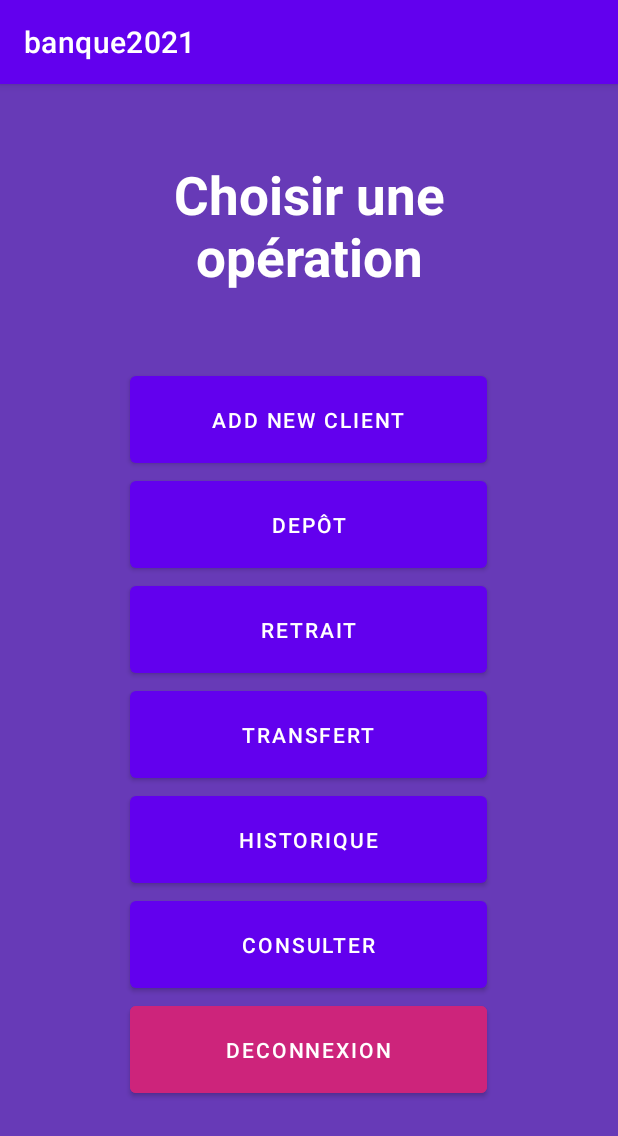
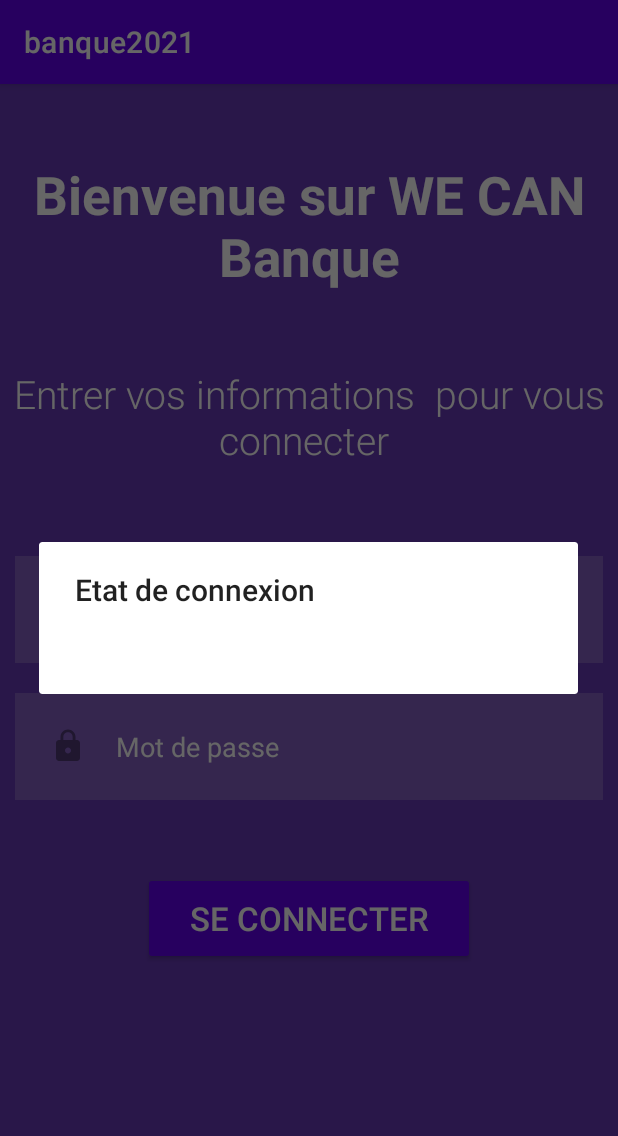
Before and after one commit to charlesTech8/banque2021, an Android app: the screen it shows after launch (Accueil before the commit, Connexion after it), after a tap on "SE CONNECTER", on a phone screen of 412 x 824 dp. Shown: the top 1136 px of the screen. Run offline under Robolectric (Android 15) with nearby library versions, the phone set to English and light mode, and no system bars.

Commit message:
connexion gestion

```diff
--- a/app/src/main/AndroidManifest.xml
+++ b/app/src/main/AndroidManifest.xml
@@ -1,6 +1,7 @@
 <?xml version="1.0" encoding="utf-8"?>
 <manifest xmlns:android="http://schemas.android.com/apk/res/android"
     package="com.charlesTech8">
+    <uses-permission android:name="android.permission.INTERNET" />
 
     <application
         android:allowBackup="true"
@@ -8,7 +9,8 @@
         android:label="@string/app_name"
         android:roundIcon="@mipmap/ic_launcher_round"
         android:supportsRtl="true"
-        android:theme="@style/Theme.Banque2021">
+        android:theme="@style/Theme.Banque2021"
+        android:usesCleartextTraffic="true">
         <activity
             android:name=".Client"
             android:exported="false" />
@@ -17,7 +19,6 @@
             android:exported="true">
             <intent-filter>
                 <action android:name="android.intent.action.MAIN" />
-
                 <category android:name="android.intent.category.LAUNCHER" />
             </intent-filter>
         </activity>
--- a/app/src/main/java/com/charlesTech8/Connexion.java
+++ b/app/src/main/java/com/charlesTech8/Connexion.java
@@ -1,21 +1,131 @@
 package com.charlesTech8;
 
+import androidx.appcompat.app.AlertDialog;
 import androidx.appcompat.app.AppCompatActivity;
 
+import android.content.Context;
 import android.content.Intent;
+import android.os.AsyncTask;
 import android.os.Bundle;
+import android.util.Log;
 import android.view.View;
+import android.widget.Button;
+import android.widget.EditText;
+
+import java.io.BufferedReader;
+import java.io.BufferedWriter;
+import java.io.IOException;
+import java.io.InputStream;
+import java.io.InputStreamReader;
+import java.io.ObjectOutputStream;
+import java.io.OutputStream;
+import java.io.OutputStreamWriter;
+import java.net.HttpURLConnection;
+import java.net.MalformedURLException;
+import java.net.URL;
+import java.net.URLEncoder;
 
 public class Connexion extends AppCompatActivity {
+
+    EditText _email, _pwd;
+    Button _btnConnexion;
 
     @Override
     protected void onCreate(Bundle savedInstanceState) {
         super.onCreate(savedInstanceState);
         setContentView(R.layout.activity_connexion);
+
+        _email = (EditText) findViewById(R.id.email);
+        _pwd = (EditText) findViewById(R.id.password);
+        _btnConnexion = (Button) findViewById(R.id.btnConnexion);
+        _btnConnexion.setOnClickListener(new View.OnClickListener() {
+            @Override
+            public void onClick(View view) {
+                String user = _email.getText().toString();
+                String passwd = _pwd.getText().toString();
+                bg background = new bg(Connexion.this);
+                background.execute(user,passwd);
+            }
+        });
     }
 
-    public void connexion(View view) {
-        Intent accueil = new Intent(this, Accueil.class);
-        startActivity(accueil);
+    private class bg extends AsyncTask <String,Void,String> {
+        AlertDialog dialog;
+        Context c;
+        public bg(Context context){
+            this.c = context;
+        }
+
+        @Override
+        protected void onPreExecute() {
+
+            dialog = new AlertDialog.Builder(c).create();
+            dialog.setTitle("Etat de connexion");
+        }
+
+
+
+        @Override
+        protected String doInBackground(String... strings) {
+            String result  ="";
+            String user = strings[0];
+            String pass = strings[1];
+            //pour savoir votre adresse ip: lancer la commande "ipconfig" avec le programme cmd
+            String connstr = "http://172.19.192.1/banque2021/login.php";
+            try {
+                URL url = new URL(connstr);
+                HttpURLConnection http = (HttpURLConnection) url.openConnection();
+                http.setRequestMethod("POST");
+                http.setDoInput(true);
+                http.setDoOutput(true);
+                OutputStream ops = http.getOutputStream();
+                BufferedWriter writer = new BufferedWriter(new OutputStreamWriter(ops,"UTF-8"));
+                String data = URLEncoder.encode("user","UTF-8") + "=" + URLEncoder.encode(user,"UTF-8") +
+                        "&&" + URLEncoder.encode("pass", "UTF-8")+ "=" + URLEncoder.encode(pass,"UTF-8");
+                writer.write(data);
+                writer.flush();
+                writer.close();
+                InputStream ips = http.getInputStream();
+                BufferedReader reader = new BufferedReader(new InputStreamReader(ips, "ISO-8859-1"));
+                String ligne ="";
+                while ((ligne = reader.readLine())!= null){
+                    result = result + ligne;
+                    // ou bien result += ligne;
+
+                }
+                reader.close();
+                ips.close();
+                http.disconnect();
+                return result;
+            } catch (MalformedURLException e) {
+                e.printStackTrace();
+            } catch (IOException e) {
+                e.printStackTrace();
+                Log.e("error",e.getMessage());
+            }
+
+            return result;
+        }
+
+        @Override
+        protected void onPostExecute(String s) {
+            dialog.setMessage(s);
+            try {
+                dialog.show();
+            } catch (Exception e){
+                Log.e("errorpost",e.getMessage());
+            }
+
+            if (s.contains("succes")){
+                Intent i = new Intent();
+                i.setClass(c.getApplicationContext(),Accueil.class);
+                startActivity(i);
+            }
+        }
     }
+
+//    public void connexion(View view) {
+//        Intent accueil = new Intent(this, Accueil.class);
+//        startActivity(accueil);
+//    }
 }
--- a/app/src/main/res/layout/activity_accueil.xml
+++ b/app/src/main/res/layout/activity_accueil.xml
@@ -60,7 +60,7 @@
         android:onClick="transfert"/>
 
     <Button
-        android:id="@+id/button"
+        android:id="@+id/btnConnexion"
         android:layout_centerHorizontal="true"
         android:layout_width="238dp"
         android:layout_height="70dp"
@@ -73,7 +73,7 @@
         android:layout_width="238dp"
         android:layout_height="70dp"
         android:layout_centerHorizontal="true"
-        android:layout_below="@id/button"
+        android:layout_below="@id/btnConnexion"
         android:text="Consulter"
         android:onClick="consulter"/>
 
--- a/app/src/main/res/layout/activity_connexion.xml
+++ b/app/src/main/res/layout/activity_connexion.xml
@@ -42,13 +42,13 @@
         android:layout_marginEnd="10dp"
         android:layout_marginBottom="10dp"
         android:background="#30ffffff"
+        android:drawableLeft="@drawable/ic_baseline_email_24"
         android:drawablePadding="20dp"
-        android:drawableLeft="@drawable/ic_baseline_email_24"
+        android:hint="Email"
+        android:inputType="textEmailAddress"
         android:padding="23dp"
-        android:hint="Email"
         android:textColor="#ffffff"
-        android:textColorHint="#ffffff"
-        android:inputType="textEmailAddress"/>
+        android:textColorHint="#ffffff" />
 
     <EditText
         android:id="@+id/password"
@@ -69,7 +69,7 @@
         android:textColorHint="#ffffff" />
 
     <Button
-        android:id="@+id/button"
+        android:id="@+id/btnConnexion"
         style="@style/Widget.AppCompat.Button.Colored"
         android:layout_width="221dp"
         android:layout_height="62dp"
@@ -83,7 +83,6 @@
         android:textSize="22sp"
         tools:ignore="MissingConstraints"
         tools:layout_editor_absoluteX="86dp"
-        tools:layout_editor_absoluteY="606dp"
-        android:onClick="connexion"/>
+        tools:layout_editor_absoluteY="606dp" />
 
 </RelativeLayout>
```
